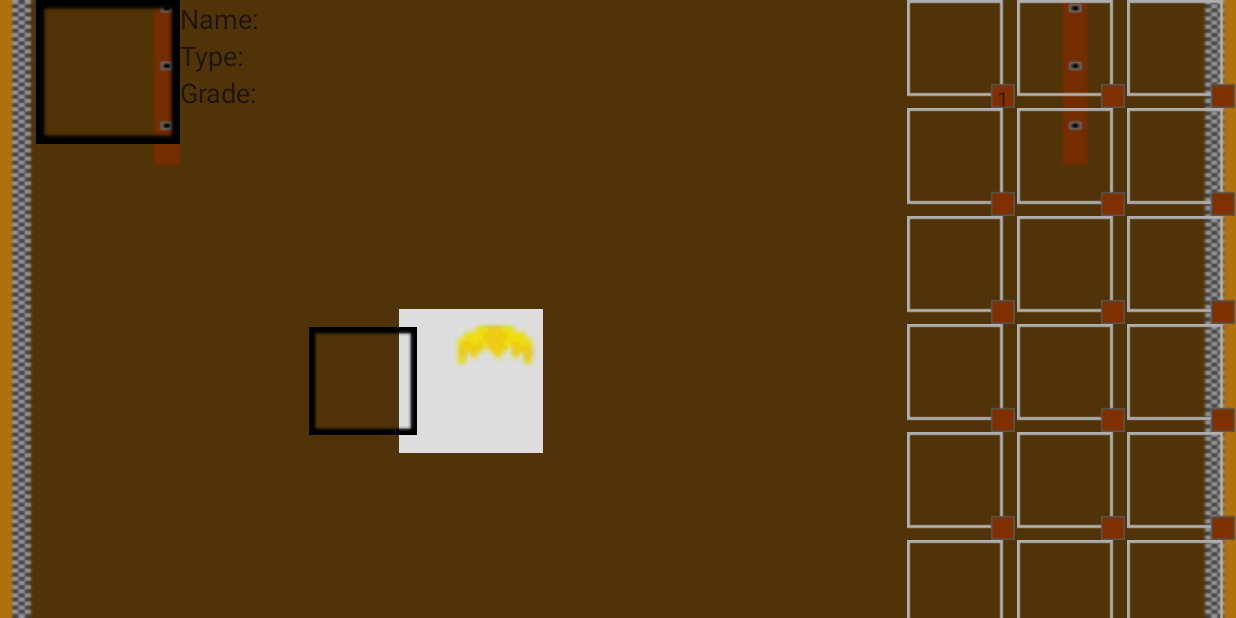
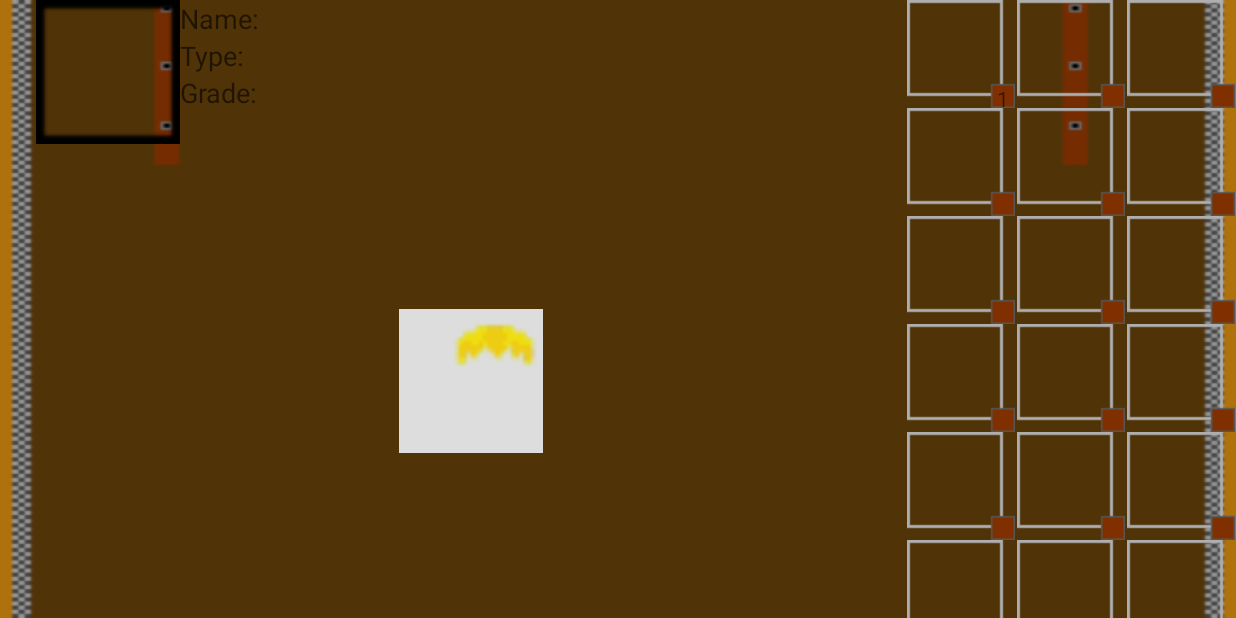
Before and after one commit to Mizzcoollizz/GameVersie4, an Android app: the Inventory_Activity screen opened directly, with no data from a screen before it, on a phone screen of 824 x 412 dp (held sideways). Run offline under Robolectric (Android 15) with nearby library versions, the phone set to English and light mode, and no system bars; network calls fail.

Commit message:
toolholdingView eruit gehaald

```diff
--- a/app/src/main/res/layout/activity_inventory.xml
+++ b/app/src/main/res/layout/activity_inventory.xml
@@ -116,12 +116,5 @@
             android:layout_alignTop="@+id/imageView_Player_Inventory"
             android:layout_centerHorizontal="true" />
 
-        <com.thuis.gameversie2.Inventory_System.Inventory_View.InventoryAlternativeDropView
-            android:layout_width="72dp"
-            android:layout_height="72dp"
-            android:id="@+id/imageViewPlayerToolHolding"
-            android:layout_centerVertical="true"
-            android:layout_toLeftOf="@+id/imageView_player_item_holding"
-            android:layout_toStartOf="@+id/imageView_player_item_holding" />
-    </RelativeLayout>
+       </RelativeLayout>
 </RelativeLayout>
```
Also changed, not shown: app/src/main/java/com/thuis/gameversie2/Character/MainCharacter.java (+7 -6 lines), app/src/main/java/com/thuis/gameversie2/Inventory_System/Inventory_View/InventoryAlternativeDropView.java (line endings or trailing spaces).
